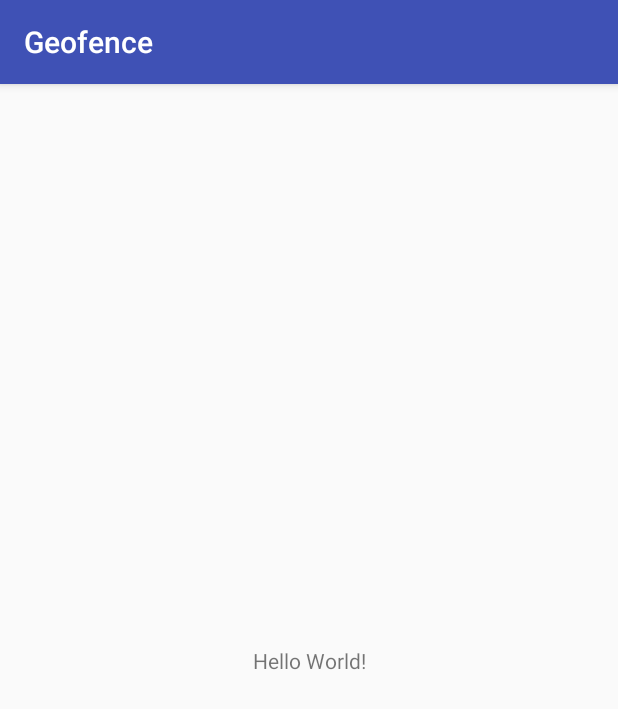
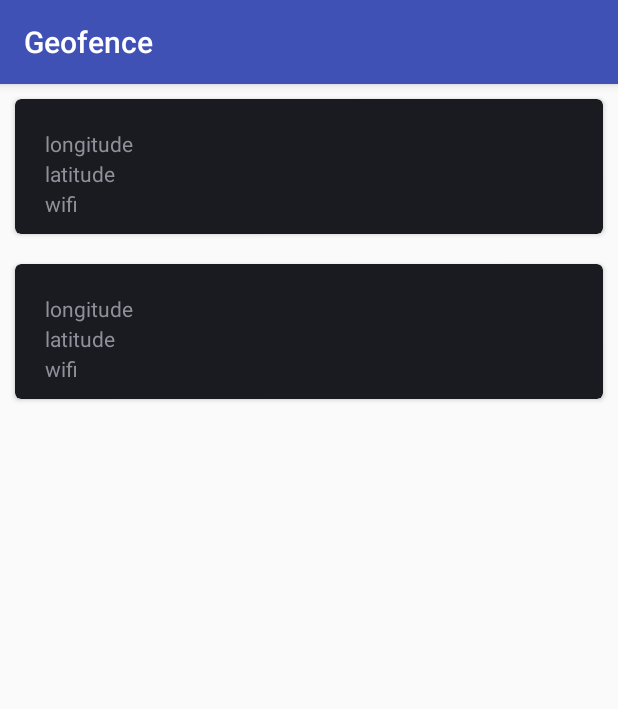
Before and after one commit to printimo/geofence, an Android app: the screen it shows after launch (MainActivity), on a phone screen of 412 x 824 dp. Shown: the top 709 px of the screen. Run offline under Robolectric (Android 15) with nearby library versions, the phone set to English and light mode, and no system bars.

Commit message:
recycler view list of items

```diff
--- a/app/build.gradle
+++ b/app/build.gradle
@@ -26,6 +26,7 @@ dependencies {
     })
     compile 'com.android.support:appcompat-v7:24.2.1'
     compile 'com.android.support:recyclerview-v7:24.2.1'
+    compile 'com.android.support:cardview-v7:24.2.1'
     compile 'com.android.support.constraint:constraint-layout:1.0.2'
     testCompile 'junit:junit:4.12'
 }
--- a/app/src/main/AndroidManifest.xml
+++ b/app/src/main/AndroidManifest.xml
@@ -3,6 +3,7 @@
     package="com.nick.geofence">
 
     <application
+        android:name=".App"
         android:allowBackup="true"
         android:icon="@mipmap/ic_launcher"
         android:label="@string/app_name"
--- /dev/null
+++ b/app/src/main/java/com/nick/geofence/App.java
@@ -0,0 +1,23 @@
+package com.nick.geofence;
+
+import android.app.Application;
+import android.content.Context;
+
+/**
+ * Created by root on 1/6/17.
+ */
+
+public class App extends Application {
+
+    private static Context context;
+
+    @Override
+    public void onCreate() {
+        super.onCreate();
+        context = getApplicationContext();
+    }
+
+    public static Context getContext() {
+        return context;
+    }
+}
--- a/app/src/main/java/com/nick/geofence/Geofence.java
+++ b/app/src/main/java/com/nick/geofence/Geofence.java
@@ -6,32 +6,32 @@ package com.nick.geofence;
 
 public class Geofence {
 
-    private long longtitude;
-    private long latitute;
+    private long longitude;
+    private long latitude;
     private int radius; // meters
     private String wifiName;
 
     public Geofence(long longt, long lat, int rad, String wifi) {
-        longtitude = longt;
-        latitute = lat;
+        longitude = longt;
+        latitude = lat;
         wifiName = wifi;
         radius = rad;
     }
 
-    public long getLongtitude() {
-        return longtitude;
+    public long getLongitude() {
+        return longitude;
     }
 
-    public void setLongtitude(long longtitude) {
-        this.longtitude = longtitude;
+    public void setLongitude(long longitude) {
+        this.longitude = longitude;
     }
 
-    public long getLatitute() {
-        return latitute;
+    public long getLatitude() {
+        return latitude;
     }
 
-    public void setLatitute(long latitute) {
-        this.latitute = latitute;
+    public void setLatitude(long latitude) {
+        this.latitude = latitude;
     }
 
     public String getWifiName() {
--- a/app/src/main/java/com/nick/geofence/GeofenceAdapter.java
+++ b/app/src/main/java/com/nick/geofence/GeofenceAdapter.java
@@ -1,10 +1,45 @@
 package com.nick.geofence;
 
 import android.support.v7.widget.RecyclerView;
+import android.view.LayoutInflater;
+import android.view.View;
+import android.view.ViewGroup;
+
+import java.util.ArrayList;
+import java.util.List;
 
 /**
  * Created by root on 1/6/17.
  */
 
-public class GeofenceAdapter {
+public class GeofenceAdapter extends RecyclerView.Adapter<GeofenceAdapter.GeofenceViewHolder>{
+
+    private List<Geofence> list = new ArrayList<>();
+
+    public GeofenceAdapter(List<Geofence> arr) {
+        list = arr;
+    }
+
+    @Override
+    public GeofenceViewHolder onCreateViewHolder(ViewGroup parent, int viewType) {
+        return new GeofenceViewHolder(LayoutInflater.from(App.getContext()).inflate(R.layout.list_item,null));
+    }
+
+    @Override
+    public void onBindViewHolder(GeofenceViewHolder holder, int position) {
+
+    }
+
+    @Override
+    public int getItemCount() {
+        return list.size();
+    }
+
+    public static class GeofenceViewHolder extends RecyclerView.ViewHolder {
+
+        public GeofenceViewHolder(View itemView) {
+            super(itemView);
+        }
+    }
+
 }
--- a/app/src/main/java/com/nick/geofence/MainActivity.java
+++ b/app/src/main/java/com/nick/geofence/MainActivity.java
@@ -23,6 +23,6 @@ public class MainActivity extends AppCompatActivity {
         list.add(new Geofence(20,30,100,""));
         list.add(new Geofence(30,35,100,"DataHub"));
 
-
+        listView.setAdapter(new GeofenceAdapter(list));
     }
 }
--- a/app/src/main/res/layout/activity_main.xml
+++ b/app/src/main/res/layout/activity_main.xml
@@ -11,13 +11,4 @@
         android:layout_width="match_parent"
         android:layout_height="match_parent"/>
 
-    <TextView
-        android:layout_width="wrap_content"
-        android:layout_height="wrap_content"
-        android:text="Hello World!"
-        app:layout_constraintBottom_toBottomOf="parent"
-        app:layout_constraintLeft_toLeftOf="parent"
-        app:layout_constraintRight_toRightOf="parent"
-        app:layout_constraintTop_toTopOf="parent" />
-
 </android.support.constraint.ConstraintLayout>
--- /dev/null
+++ b/app/src/main/res/layout/list_item.xml
@@ -0,0 +1,38 @@
+<?xml version="1.0" encoding="utf-8"?>
+<RelativeLayout xmlns:android="http://schemas.android.com/apk/res/android"
+    android:layout_width="match_parent" android:layout_height="match_parent">
+    <android.support.v7.widget.CardView
+        xmlns:card_view="http://schemas.android.com/apk/res-auto"
+        android:id="@+id/card_view"
+        android:layout_gravity="center"
+        android:layout_width="match_parent"
+        android:layout_height="90dp"
+        card_view:cardCornerRadius="4dp"
+        android:layout_margin="10dp">
+    <TextView
+        android:layout_width="wrap_content"
+        android:layout_height="wrap_content"
+        android:layout_marginTop="20dp"
+        android:layout_marginLeft="20dp"
+        android:text="longitude"
+        />
+
+    <TextView
+        android:layout_width="wrap_content"
+        android:layout_height="wrap_content"
+        android:layout_marginTop="40dp"
+        android:layout_marginLeft="20dp"
+        android:text="latitude"
+        />
+
+    <TextView
+        android:layout_width="wrap_content"
+        android:layout_height="wrap_content"
+        android:layout_marginTop="60dp"
+        android:layout_marginLeft="20dp"
+        android:text="wifi"
+        />
+</android.support.v7.widget.CardView>
+
+
+</RelativeLayout>
--- /dev/null
+++ b/settings.gradle
@@ -0,0 +1 @@
+include ':app'
```
Also changed, not shown: build.gradle (added, +23 -0 lines).
